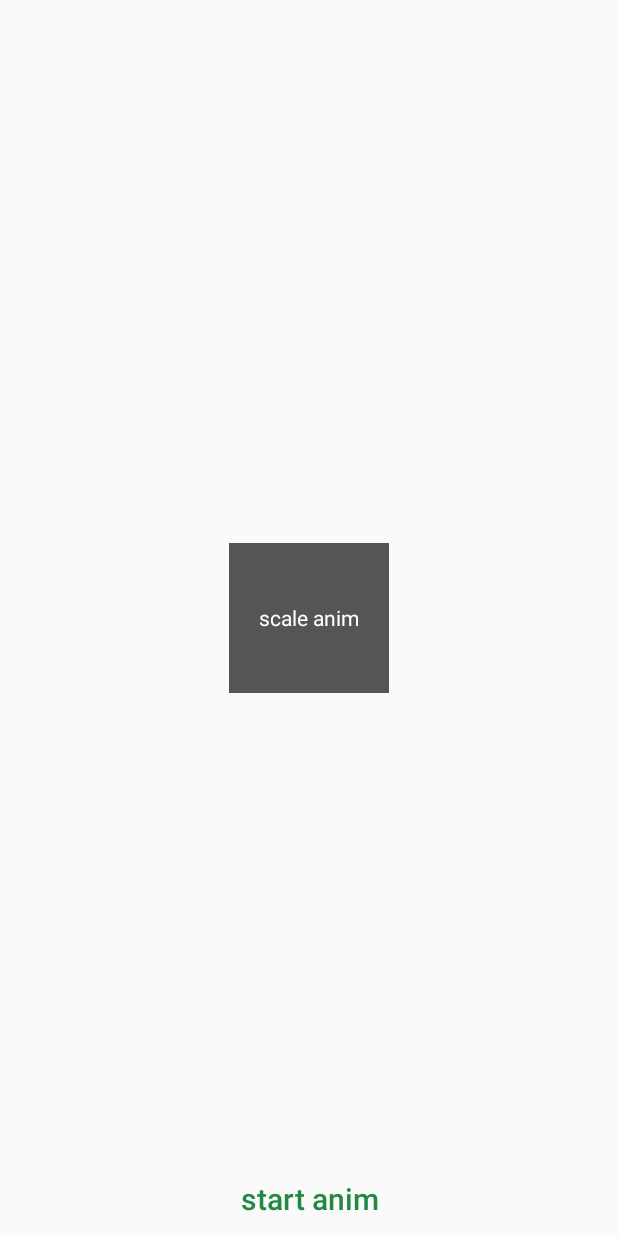
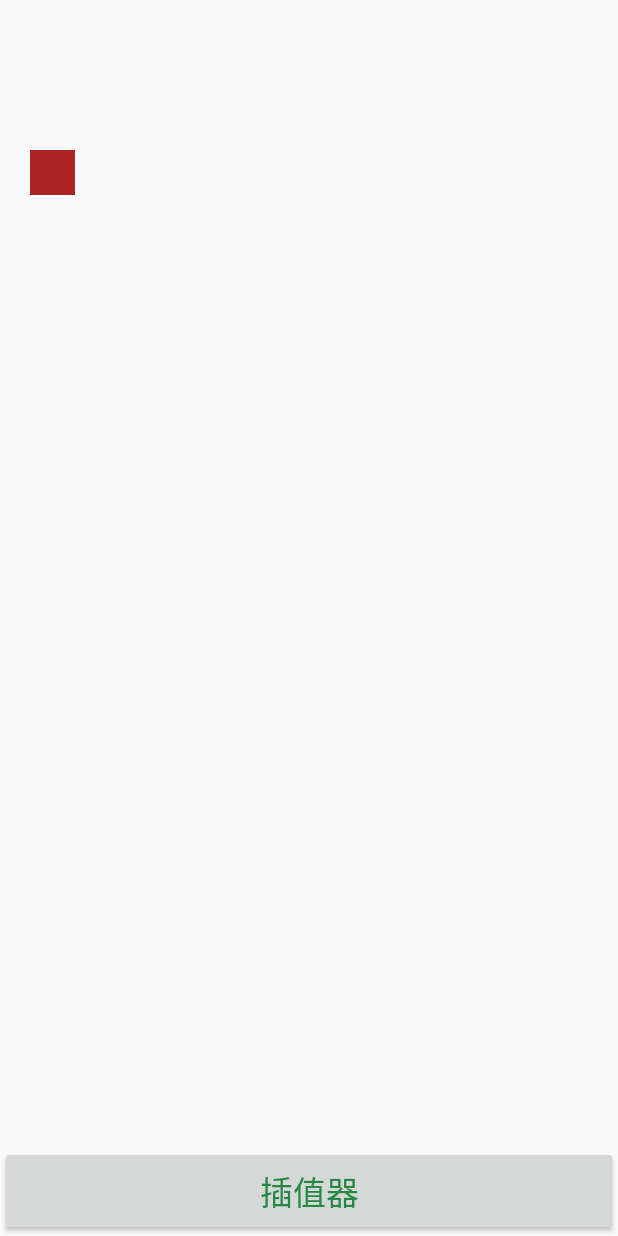
Before and after one commit to yibulaxi/DevNotes, an Android app: the screen it shows after launch (AnimActivity before the commit, AnimInterpolatorActivity after it), on a phone screen of 412 x 824 dp. Run offline under Robolectric (Android 15) with nearby library versions, the phone set to English and light mode, and no system bars.

Commit message:
动画插值器

```diff
--- a/app/src/main/AndroidManifest.xml
+++ b/app/src/main/AndroidManifest.xml
@@ -9,7 +9,7 @@
         android:roundIcon="@drawable/app_icon"
         android:supportsRtl="true"
         android:theme="@style/NoTitle">
-        <activity android:name=".chapter.AnimActivity">
+        <activity android:name=".chapter.AnimInterpolatorActivity">
             <intent-filter>
                 <action android:name="android.intent.action.MAIN" />
 
--- a/app/src/main/java/cn/kk/customview/chapter/AnimActivity.kt
+++ b/app/src/main/java/cn/kk/customview/chapter/AnimActivity.kt
@@ -60,6 +60,7 @@ class AnimActivity: AppCompatActivity() {
         setAnim.duration = 2500
         setAnim.fillAfter = true
 
+        // 添加动画
         animList.add(AnimBean(animScale, "scale anim xml"))
         animList.add(AnimBean(scaleAnimation1, "scale anim code 1"))
         animList.add(AnimBean(scaleAnimation2, "scale anim code 2"))
--- /dev/null
+++ b/app/src/main/java/cn/kk/customview/chapter/AnimInterpolatorActivity.kt
@@ -0,0 +1,43 @@
+package cn.kk.customview.chapter
+
+import android.os.Bundle
+import android.view.animation.AccelerateDecelerateInterpolator
+import android.view.animation.Animation
+import android.view.animation.AnimationUtils
+import android.view.animation.TranslateAnimation
+import androidx.appcompat.app.AppCompatActivity
+import cn.kk.customview.R
+import kotlinx.android.synthetic.main.activity_anim_interpolator.*
+
+/**
+ * 动画插值器
+ */
+class AnimInterpolatorActivity: AppCompatActivity() {
+
+    val animList = arrayListOf<Animation>()
+    var count = 0
+
+    override fun onCreate(savedInstanceState: Bundle?) {
+        super.onCreate(savedInstanceState)
+        setContentView(R.layout.activity_anim_interpolator)
+
+        val alphaInterpolatorAnim = AnimationUtils.loadAnimation(this, R.anim.alpha_linear_interpolator_anim)
+        val transInterpolatorAnim = AnimationUtils.loadAnimation(this, R.anim.trans_interpolator_anim)
+
+        val transInterpolatorAnim2 = TranslateAnimation(0f, 900f, 0f, 0f).apply {
+            duration = 1000
+            fillAfter = true
+            interpolator = AccelerateDecelerateInterpolator()
+        }
+
+        animList.add(alphaInterpolatorAnim)
+        animList.add(transInterpolatorAnim)
+        animList.add(transInterpolatorAnim2)
+
+        btn_play.setOnClickListener {
+
+            val curAnim = animList[(count++) % animList.size]
+            viewBlock.startAnimation(curAnim)
+        }
+    }
+}
--- /dev/null
+++ b/app/src/main/res/layout/activity_anim_interpolator.xml
@@ -0,0 +1,22 @@
+<?xml version="1.0" encoding="utf-8"?>
+<RelativeLayout xmlns:android="http://schemas.android.com/apk/res/android"
+                android:layout_width="match_parent"
+                android:layout_height="match_parent">
+
+    <View
+        android:id="@+id/viewBlock"
+        android:layout_marginTop="100dp"
+        android:layout_marginLeft="20dp"
+        android:background="@color/red"
+        android:layout_width="30dp"
+        android:layout_height="30dp"/>
+
+    <Button
+        android:id="@+id/btn_play"
+        android:textSize="22sp"
+        android:textColor="@color/green"
+        android:layout_alignParentBottom="true"
+        android:text="插值器"
+        android:layout_width="match_parent"
+        android:layout_height="60dp"/>
+</RelativeLayout>
--- /dev/null
+++ b/elementary/src/main/res/anim/alpha_linear_interpolator_anim.xml
@@ -0,0 +1,8 @@
+<?xml version="1.0" encoding="utf-8"?>
+<alpha xmlns:android="http://schemas.android.com/apk/res/android"
+    android:fromAlpha="1.0"
+       android:toAlpha="0.1"
+       android:duration="1500"
+       android:fillBefore="true"
+       android:interpolator="@android:anim/linear_interpolator"
+    />
--- /dev/null
+++ b/elementary/src/main/res/anim/trans_interpolator_anim.xml
@@ -0,0 +1,10 @@
+<?xml version="1.0" encoding="utf-8"?>
+<translate xmlns:android="http://schemas.android.com/apk/res/android"
+           android:fromXDelta="50%"
+           android:toXDelta="700%"
+           android:fromYDelta="0"
+           android:toYDelta="0"
+           android:duration="300"
+           android:fillAfter="true"
+           android:interpolator="@android:anim/linear_interpolator"
+    />
```
